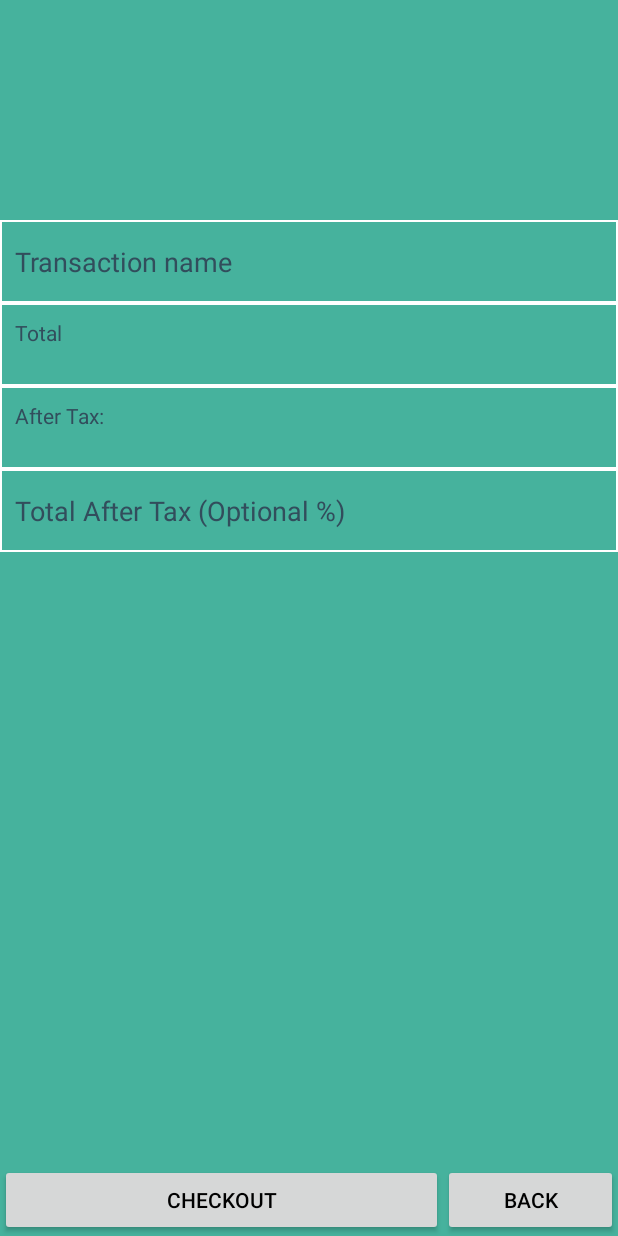
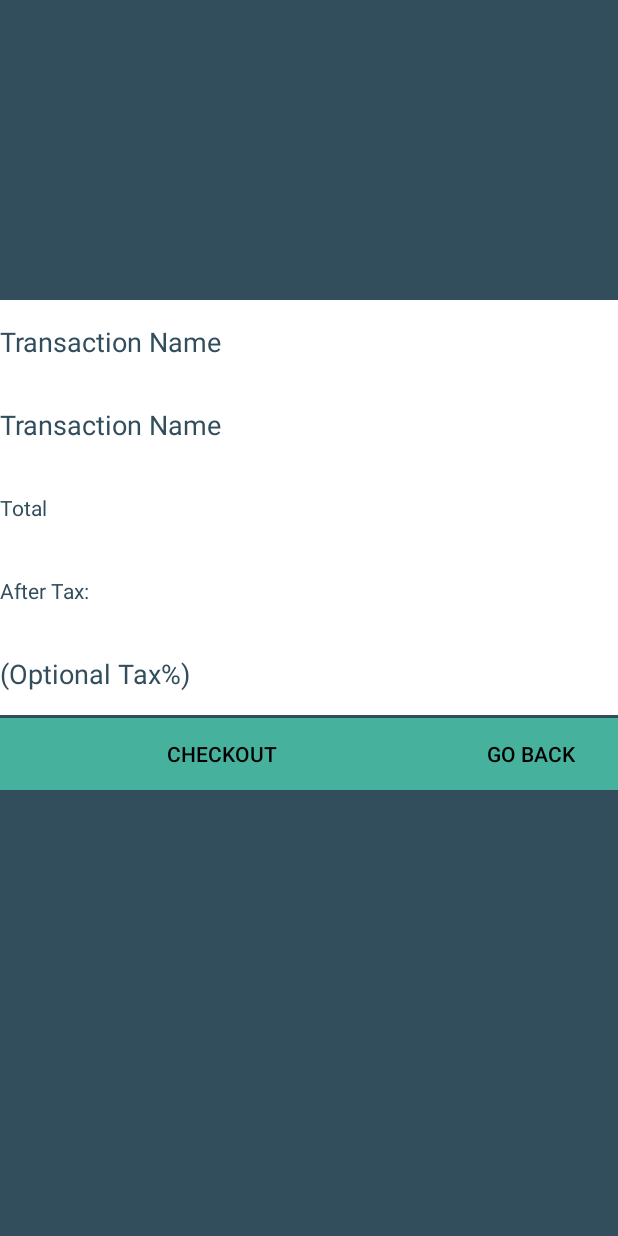
Before and after one commit to Visteus/Shopping-Manager, an Android app: the layout activity_checkout.xml on its own in the app's theme, with its tools: preview values and no code run, on a phone screen of 412 x 824 dp. Run offline under Robolectric (Android 15) with nearby library versions, the phone set to English and light mode, and no system bars.

Commit message:
latest build v2.0 some edits to design, layout fixes etc.

```diff
--- a/mobile_app/app/src/main/res/layout/activity_about_page.xml
+++ b/mobile_app/app/src/main/res/layout/activity_about_page.xml
@@ -137,7 +137,7 @@
         android:layout_alignParentStart="true"
         android:layout_alignParentTop="true"
         android:paddingLeft="30dp"
-        android:background="@color/colordarkblue"
+        android:background="@color/colorteal"
         android:text="@string/about_desc"
         android:textAllCaps="true"
         android:textSize="36sp"
@@ -146,12 +146,12 @@
     <Button
         android:id="@+id/bakbtn1"
         android:layout_width="match_parent"
-        android:layout_height="60dp"
+        android:layout_height="37dp"
         android:layout_alignParentBottom="true"
         android:layout_alignParentStart="true"
+        android:background="@color/colorteal"
         android:onClick="onbackclick"
         android:text="@string/back"
-        android:background="@color/colordarkblue"
         app:layout_constraintHorizontal_bias="1.0"
         app:layout_constraintStart_toStartOf="parent"
         app:layout_constraintTop_toTopOf="parent"
--- a/mobile_app/app/src/main/res/layout/activity_checkout.xml
+++ b/mobile_app/app/src/main/res/layout/activity_checkout.xml
@@ -4,41 +4,74 @@
     xmlns:tools="http://schemas.android.com/tools"
     android:layout_width="match_parent"
     android:layout_height="match_parent"
-    android:background="@color/colorteal"
+    android:background="@color/colordarkblue"
     tools:context=".Checkout">
+
+    <RelativeLayout
+        android:layout_marginTop="200dp"
+        android:layout_width="wrap_content"
+        android:layout_height="wrap_content">
 
         <Button
             android:id="@+id/buttonBack"
             android:layout_width="wrap_content"
             android:layout_height="wrap_content"
-        android:layout_alignParentBottom="true"
             android:layout_alignParentEnd="true"
+            android:layout_alignParentRight="true"
+            android:layout_below="@+id/etAfterTax"
+            android:layout_marginTop="2dp"
             android:layout_toEndOf="@+id/buttonCheckout"
+            android:layout_toRightOf="@+id/buttonCheckout"
+            android:background="@color/colorteal"
             android:onClick="onBackClick"
-        android:text="Back"
-        android:layout_alignParentRight="true"
-        android:layout_toRightOf="@+id/buttonCheckout" />
+            android:text="@string/back" />
+
+        <EditText
+            android:id="@+id/etAfterTax"
+            android:layout_width="match_parent"
+            android:layout_height="55dp"
+            android:layout_alignParentStart="true"
+            android:layout_below="@+id/tvAfterTax"
+            android:background="@color/colorwhite"
+            android:hint="@string/optiontax"
+            android:textColorHint="@color/colordarkblue"
+            android:layout_alignParentLeft="true" />
 
         <Button
             android:id="@+id/buttonCheckout"
             android:layout_width="295dp"
             android:layout_height="wrap_content"
-        android:layout_alignParentBottom="true"
+            android:layout_alignParentLeft="true"
             android:layout_alignParentStart="true"
+            android:layout_below="@+id/etAfterTax"
+            android:layout_marginTop="2dp"
+            android:background="@color/colorteal"
             android:onClick="onCheckoutClick"
-        android:text="    Checkout    "
+            android:text="@string/checkout" />
+
+        <TextView
+            android:id="@+id/tvAfterTax"
+            android:layout_width="match_parent"
+            android:layout_height="55dp"
+            android:layout_alignParentStart="true"
+            android:layout_below="@+id/tvTotal"
+            android:background="@color/colorwhite"
+            android:text="@string/aftertax"
+            android:gravity="left|center_vertical"
+            android:textColor="@color/colordarkblue"
             android:layout_alignParentLeft="true" />
 
         <TextView
             android:id="@+id/tvTransactionName"
             android:layout_width="match_parent"
-        android:layout_height="wrap_content"
+            android:layout_height="55dp"
             android:layout_alignParentStart="true"
-        android:layout_below="@+id/etTransactionName"
-        android:layout_marginTop="-223dp"
-        android:background="@drawable/textcontentstyle"
-        android:text="Transaction Name"
+            android:layout_alignParentTop="true"
+            android:background="@color/colorwhite"
+            android:gravity="left|center_vertical"
+            android:text="@string/transactionname"
             android:textColor="@color/colordarkblue"
+            android:textSize="18sp"
             android:layout_alignParentLeft="true" />
 
         <TextView
@@ -46,45 +79,24 @@
             android:layout_width="match_parent"
             android:layout_height="55dp"
             android:layout_alignParentStart="true"
-        android:layout_alignParentTop="true"
-        android:layout_marginTop="202dp"
-        android:background="@drawable/textcontentstyle"
-        android:text="Total"
+            android:layout_below="@+id/etTransactionName"
+            android:background="@color/colorwhite"
+            android:gravity="left|center_vertical"
+            android:text="@string/total"
             android:textColor="@color/colordarkblue"
-        android:layout_alignParentLeft="true" />
-
-    <TextView
-        android:id="@+id/tvAfterTax"
-        android:layout_width="match_parent"
-        android:layout_height="55dp"
-        android:layout_alignParentStart="true"
-        android:layout_below="@+id/tvTotal"
-        android:background="@drawable/textcontentstyle"
-        android:text="After Tax:"
-        android:textColor="@color/colordarkblue"
-        android:layout_alignParentLeft="true" />
-
-    <EditText
-        android:id="@+id/etAfterTax"
-        android:layout_width="match_parent"
-        android:layout_height="55dp"
-        android:layout_alignParentStart="true"
-        android:layout_below="@+id/tvAfterTax"
-        android:hint="Total After Tax (Optional %)"
-        android:background="@drawable/textcontentstyle"
-        android:textColorHint="@color/colordarkblue"
             android:layout_alignParentLeft="true" />
 
         <EditText
             android:id="@+id/etTransactionName"
             android:layout_width="match_parent"
             android:layout_height="55dp"
-        android:layout_above="@+id/tvTotal"
             android:layout_alignParentStart="true"
-        android:layout_marginBottom="-202dp"
-        android:hint="Transaction name"
-        android:background="@drawable/textcontentstyle"
+            android:layout_below="@+id/tvTransactionName"
+            android:background="@color/colorwhite"
+            android:hint="@string/transactionname"
             android:textColorHint="@color/colordarkblue"
             android:layout_alignParentLeft="true" />
+    </RelativeLayout>
+
 
 </RelativeLayout>
--- a/mobile_app/app/src/main/res/values/strings.xml
+++ b/mobile_app/app/src/main/res/values/strings.xml
@@ -19,6 +19,14 @@
     <string name="add_item">Add Item</string>
     <string name="checkout">Checkout</string>
     <string name="amount">Amount</string>
+    <string name="total">Total</string>
+    <string name="x1">x1</string>
+    <string name="itemname">Item Name</string>
+    <string name="add">Add</string>
+    <string name="price">Price</string>
+    <string name="transactionname">Transaction Name</string>
+    <string name="aftertax">After Tax:</string>
+    <string name="optiontax">(Optional Tax%)</string>
     <string name="about_desc">About Group 2,</string>
     <string name="h_black">Harrison Black - Mobile App Functionality</string>
     <string name="j_chaulk">Jacob Chaulk - Data Visualization and Database</string>
```
Also changed, not shown: mobile_app/app/src/main/res/layout/activity_add_item_pop_up.xml (+26 -17 lines), mobile_app/app/src/main/res/layout/activity_guest.xml (+10 -2 lines), mobile_app/app/src/main/res/layout/activity_login.xml (+8 -9 lines). Lines whose indentation alone changed are shown as unchanged.
